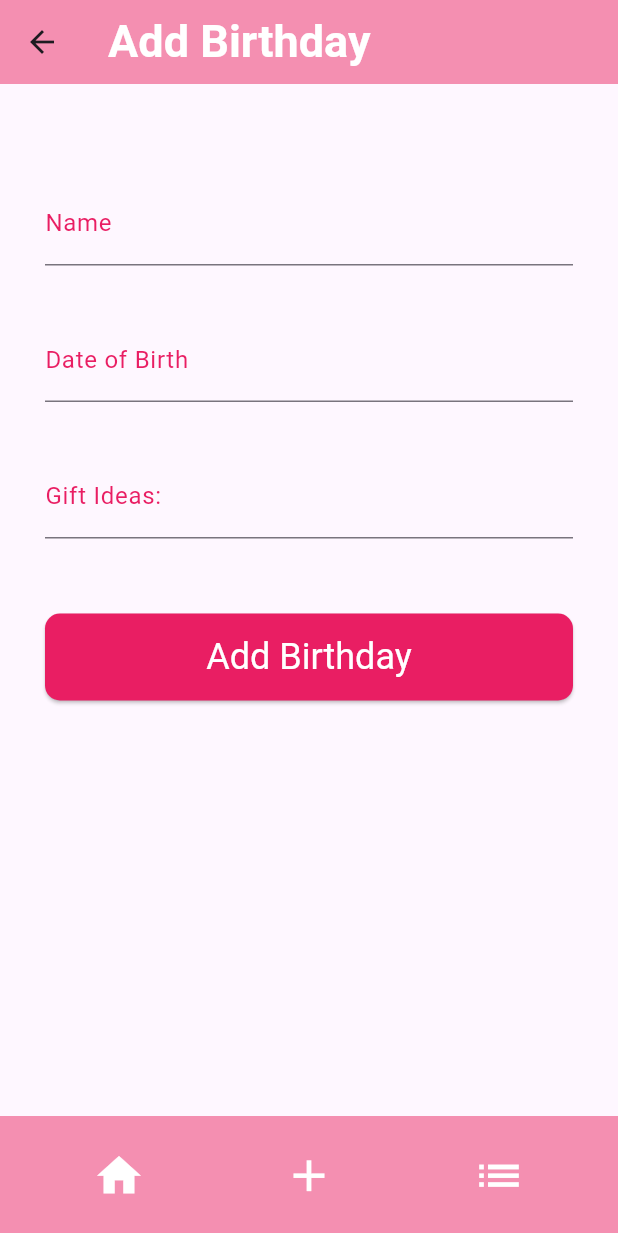
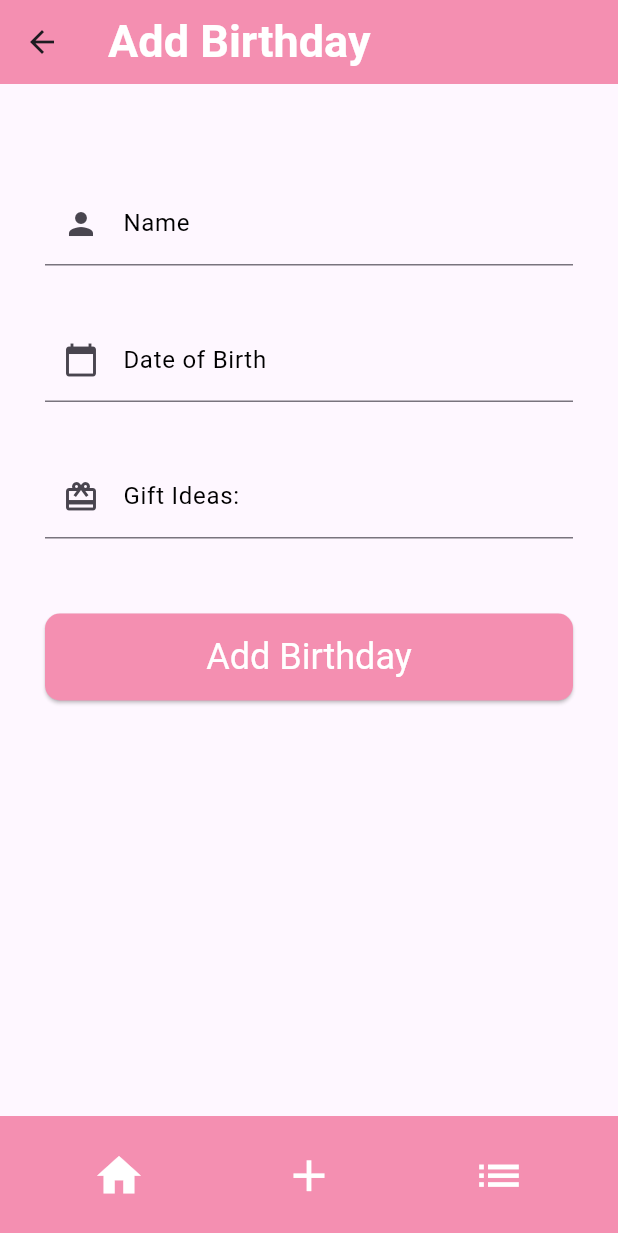
Before and after one commit to Frivox1/rememberme, a Flutter app: the AddAnnifScreen screen opened by its route, on a phone screen of 412 x 824 dp. Shown: the top 1233 px of the screen. Run offline on Flutter 3.47's test engine with Material 3 defaults, Android fonts, the phone set to English and light mode, and no system bars; our stand-ins replace flutter_calendar_carousel, flutter_local_notifications, hive, hive_flutter, share, timezone; missing offline and left inert: workmanager; accounts and stored records are empty; generated files the repository leaves out were written again.

Commit message:
je sais plus ce que j'ai fait

```diff
--- a/lib/screens/add_annif.dart
+++ b/lib/screens/add_annif.dart
@@ -140,10 +140,11 @@ class _AddAnnifScreenState extends State<AddAnnifScreen> {
               controller: _nameController,
               decoration: InputDecoration(
                 labelText: AppLocalizations.of(context)!.name,
-                labelStyle: const TextStyle(color: Colors.pink),
+                labelStyle: const TextStyle(color: Colors.black),
                 focusedBorder: const OutlineInputBorder(
                   borderSide: BorderSide(color: Colors.pink),
                 ),
+                prefixIcon: Icon(Icons.person), // Ajoutez l'icône ici
               ),
             ),
             const SizedBox(height: 35),
@@ -155,10 +156,11 @@ class _AddAnnifScreenState extends State<AddAnnifScreen> {
               readOnly: true,
               decoration: InputDecoration(
                 labelText: AppLocalizations.of(context)!.birthday,
-                labelStyle: const TextStyle(color: Colors.pink),
+                labelStyle: const TextStyle(color: Colors.black),
                 focusedBorder: const OutlineInputBorder(
                   borderSide: BorderSide(color: Colors.pink),
                 ),
+                prefixIcon: Icon(Icons.calendar_today), // Ajoutez l'icône ici
               ),
             ),
             const SizedBox(height: 35),
@@ -166,10 +168,11 @@ class _AddAnnifScreenState extends State<AddAnnifScreen> {
               controller: _giftIdeasController,
               decoration: InputDecoration(
                 labelText: AppLocalizations.of(context)!.giftIdeas,
-                labelStyle: const TextStyle(color: Colors.pink),
+                labelStyle: const TextStyle(color: Colors.black),
                 focusedBorder: const OutlineInputBorder(
                   borderSide: BorderSide(color: Colors.pink),
                 ),
+                prefixIcon: Icon(Icons.card_giftcard), // Ajoutez l'icône ici
               ),
               maxLines: null,
             ),
@@ -180,7 +183,7 @@ class _AddAnnifScreenState extends State<AddAnnifScreen> {
                 onPressed: () => _saveBirthday(context),
                 style: ElevatedButton.styleFrom(
                   foregroundColor: Colors.white,
-                  backgroundColor: Colors.pink,
+                  backgroundColor: Colors.pink[200],
                   textStyle: const TextStyle(
                     fontSize: 24,
                   ),
```
Also changed, not shown: lib/widgets/calendar.dart (+7 -2 lines).
